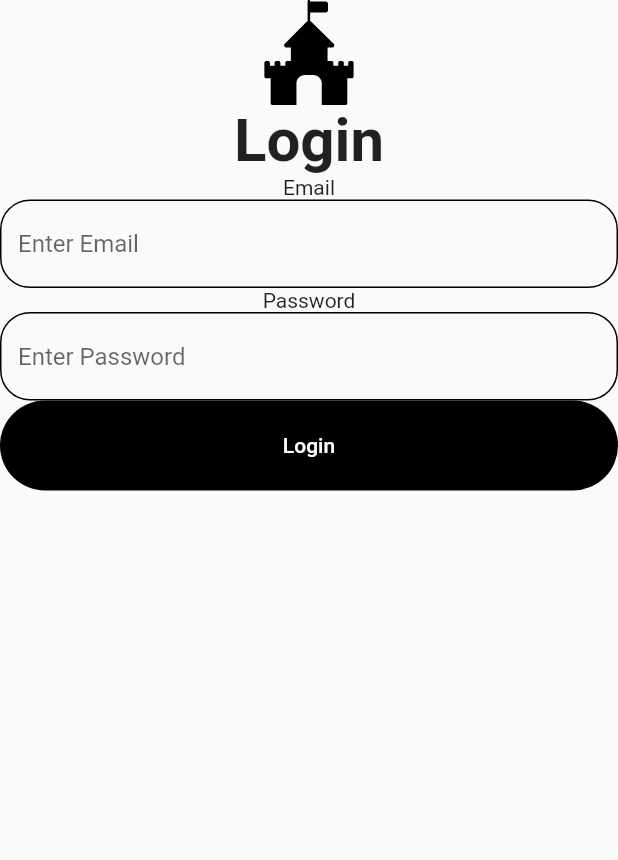
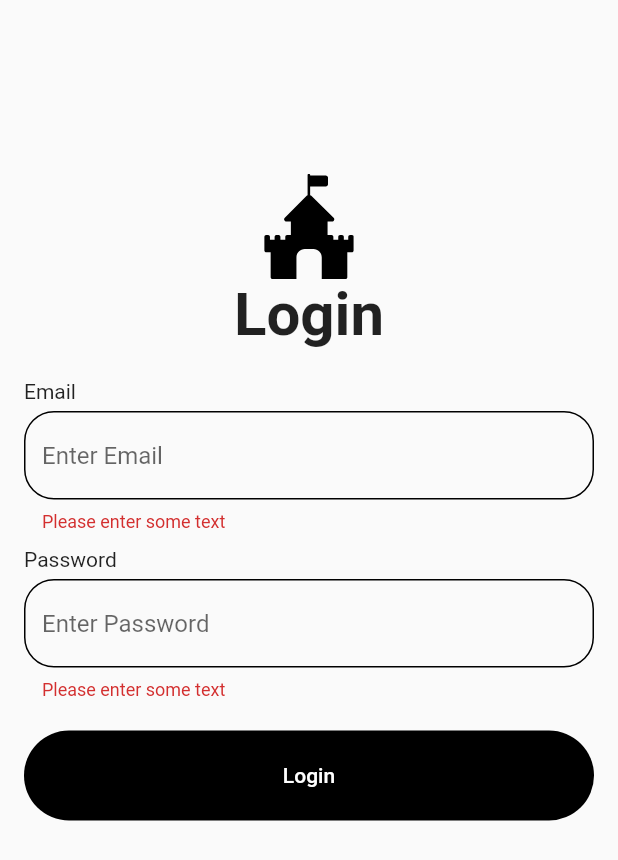
Before and after one commit to Khohyeon/flutter-login, a Flutter app: the screen it shows after launch, after a tap on "Login", on a phone screen of 412 x 824 dp. Shown: the top 860 px of the screen. Run offline on Flutter 3.47's test engine with Material 2 defaults, Android fonts, the phone set to English and light mode, and no system bars; our stand-ins replace flutter_svg.

Commit message:
login page 완료

```diff
--- /dev/null
+++ b/lib/components/custom_form.dart
@@ -0,0 +1,32 @@
+import 'package:flutter/material.dart';
+import 'package:flutter_login/components/custom_text_form_field.dart';
+import 'package:flutter_login/size.dart';
+
+class CustomForm extends StatelessWidget {
+  final _formKey = GlobalKey<FormState>(); // 1. 글로벌 key
+  @override
+  Widget build(BuildContext context) {
+    return Form(
+      // 2. 글로벌 key를 Form 태그에 연결하여 해당 key로 Form의 상태를 관리할 수 있다.
+      key: _formKey,
+      child: Column(
+        children: [
+          CustomTextFormField("Email"),
+          SizedBox(height: medium_gap),
+          CustomTextFormField("Password"),
+          SizedBox(height: large_gap),
+          // 3. TextButton 추가
+          TextButton(
+            onPressed: () {
+              // 3. 유효성 검사
+              if (_formKey.currentState!.validate()) {
+                Navigator.pushNamed(context, "/home");
+              }
+            },
+            child: Text("Login"),
+          ),
+        ],
+      ),
+    );
+  }
+}
--- a/lib/components/custom_text_form_field.dart
+++ b/lib/components/custom_text_form_field.dart
@@ -1,26 +1,45 @@
 import 'package:flutter/material.dart';
-import 'package:flutter_login/components/my_input_decoration.dart';
+import 'package:flutter_login/size.dart';
 
 class CustomTextFormField extends StatelessWidget {
+  final String text;
 
-  final String title;
-  final bool isObscure;
-
-  const CustomTextFormField(this.title,{this.isObscure = false, Key? key}) : super(key: key);
+  const CustomTextFormField(this.text);
 
   @override
   Widget build(BuildContext context) {
     return Column(
+      crossAxisAlignment: CrossAxisAlignment.start,
       children: [
-        Text(title),
+        Text(text),
+        SizedBox(height: small_gap),
         TextFormField(
-          validator: (value) => value!.isEmpty ? "Please enter some text" : null,
-          // onChanged: (text){
-          //   print(text);
-          // },
-          obscureText: isObscure,
-          decoration: MyInputDecoration("Enter $title"),
+          validator: (value) => value!.isEmpty
+              ? "Please enter some text"
+              : null, // 1. 값이 없으면 Please enter some text 경고 화면 표시
+          obscureText:
+          // 2. 해당 TextFormField가 비밀번호 입력 양식이면 **** 처리 해주기
+          text == "Password" ? true : false,
+          decoration: InputDecoration(
+            hintText: "Enter $text",
+            enabledBorder: OutlineInputBorder(
+              // 3. 기본 TextFormField 디자인
+              borderRadius: BorderRadius.circular(20),
+            ),
+            focusedBorder: OutlineInputBorder(
+              // 4. 손가락 터치시 TextFormField 디자인
+              borderRadius: BorderRadius.circular(20),
+            ),
+            errorBorder: OutlineInputBorder(
+              // 5. 에러발생시 TextFormField 디자인
+              borderRadius: BorderRadius.circular(20),
+            ),
+            focusedErrorBorder: OutlineInputBorder(
+              // 5. 에러가 발생 후 손가락을 터치했을 때 TextFormField 디자인
+              borderRadius: BorderRadius.circular(20),
+            ),
           ),
+        ),
       ],
     );
   }
--- a/lib/components/logo.dart
+++ b/lib/components/logo.dart
@@ -1,18 +1,22 @@
 import 'package:flutter/material.dart';
-import 'package:flutter_svg/svg.dart';
+import 'package:flutter_svg/flutter_svg.dart';
 
 class Logo extends StatelessWidget {
+  final String title;
 
-  final title;
-
-  Logo(this.title, {Key? key}) : super(key: key);
+  const Logo(this.title);
 
   @override
   Widget build(BuildContext context) {
     return Column(
       children: [
-        SvgPicture.asset("assets/logo.svg",height: 70, width: 70,),
-        Text(title,
+        SvgPicture.asset(
+          "assets/logo.svg",
+          height: 70,
+          width: 70,
+        ),
+        Text(
+          title,
           style: TextStyle(fontSize: 40, fontWeight: FontWeight.bold),
         ),
       ],
--- a/lib/main.dart
+++ b/lib/main.dart
@@ -1,82 +1,33 @@
 import 'package:flutter/material.dart';
-import 'package:flutter_login/components/custom_text_form_field.dart';
-import 'package:flutter_login/components/logo.dart';
+import 'package:flutter_login/pages/home_page.dart';
+import 'package:flutter_login/pages/login_page.dart';
 
 void main() {
-  runApp(const MyApp());
+  runApp(MyApp());
 }
 
 class MyApp extends StatelessWidget {
-  const MyApp({Key? key}) : super(key: key);
-
   @override
   Widget build(BuildContext context) {
     return MaterialApp(
+      // 1. 테마 설정
       theme: ThemeData(
         textButtonTheme: TextButtonThemeData(
           style: TextButton.styleFrom(
             backgroundColor: Colors.black,
-            foregroundColor: Colors.white,
-            shape:
-                RoundedRectangleBorder(borderRadius: BorderRadius.circular(30)),
-            minimumSize: Size(double.infinity, 60),
+            primary: Colors.white,
+            shape: RoundedRectangleBorder(
+              borderRadius: BorderRadius.circular(30),
+            ),
+            minimumSize: Size(400, 60),
           ),
         ),
       ),
-      debugShowCheckedModeBanner: false,
-      initialRoute: "/login", // 최초페이지를 /login으로 잡는다.
+      initialRoute: "/login",
       routes: {
-        // key 와 value가 있다.
         "/login": (context) => LoginPage(),
         "/home": (context) => HomePage(),
       },
     );
   }
 }
-
-class LoginPage extends StatelessWidget {
-
-  // 1. GlobalKey를 만든다.
-  final _formKey = GlobalKey<FormState>();
-
-  LoginPage({Key? key}) : super(key: key);
-
-  @override
-  Widget build(BuildContext context) {
-    return Scaffold(
-      body: ListView(
-        children: [
-          Logo("Login"),
-          Form(
-            // 2. GlobalKey를 연결한다.
-            child: Column(
-              children: [
-                CustomTextFormField("Email"),
-                CustomTextFormField("Password", isObscure: true),
-                TextButton(
-                  onPressed: () {
-                    if(_formKey.currentState!.validate()) {
-                    Navigator.pushNamed(context, "/home");
-                    }
-                  },
-                  child: Text("Login"),
-                ),
-              ],
-            ),
-          ),
-        ],
-      ),
-    );
-  }
-}
-
-class HomePage extends StatelessWidget {
-  const HomePage({Key? key}) : super(key: key);
-
-  @override
-  Widget build(BuildContext context) {
-    return Scaffold(
-      body: Container(color: Colors.red),
-    );
-  }
-}
--- /dev/null
+++ b/lib/pages/home_page.dart
@@ -0,0 +1,26 @@
+import 'package:flutter/material.dart';
+import 'package:flutter_login/components/logo.dart';
+
+class HomePage extends StatelessWidget {
+  @override
+  Widget build(BuildContext context) {
+    return Scaffold(
+      body: Padding(
+        padding: const EdgeInsets.all(16.0),
+        child: Column(
+          children: [
+            SizedBox(height: 200),
+            Logo("Care Soft"),
+            SizedBox(height: 50),
+            TextButton(
+              onPressed: () {
+                Navigator.pop(context); // 1. 화면 스택 제거
+              },
+              child: Text("Get Started"),
+            ),
+          ],
+        ),
+      ),
+    );
+  }
+}
--- /dev/null
+++ b/lib/pages/login_page.dart
@@ -0,0 +1,23 @@
+import 'package:flutter/material.dart';
+import 'package:flutter_login/components/custom_form.dart';
+import 'package:flutter_login/components/logo.dart';
+import 'package:flutter_login/size.dart';
+
+class LoginPage extends StatelessWidget {
+  @override
+  Widget build(BuildContext context) {
+    return Scaffold(
+      body: Padding(
+        padding: const EdgeInsets.all(16.0),
+        child: ListView(
+          children: [
+            SizedBox(height: xlarge_gap),
+            Logo("Login"),
+            SizedBox(height: large_gap), // 1. 추가
+            CustomForm(), // 2. 추가
+          ],
+        ),
+      ),
+    );
+  }
+}
--- a/lib/size.dart
+++ b/lib/size.dart
@@ -1,4 +1,4 @@
-const s_gap = 5.0;
-const m_gap = 10.0;
-const l_gap = 20.0;
-const xl_gap = 100.0;
+const double small_gap = 5.0;
+const double medium_gap = 10.0;
+const double large_gap = 20.0;
+const double xlarge_gap = 100.0;
```
